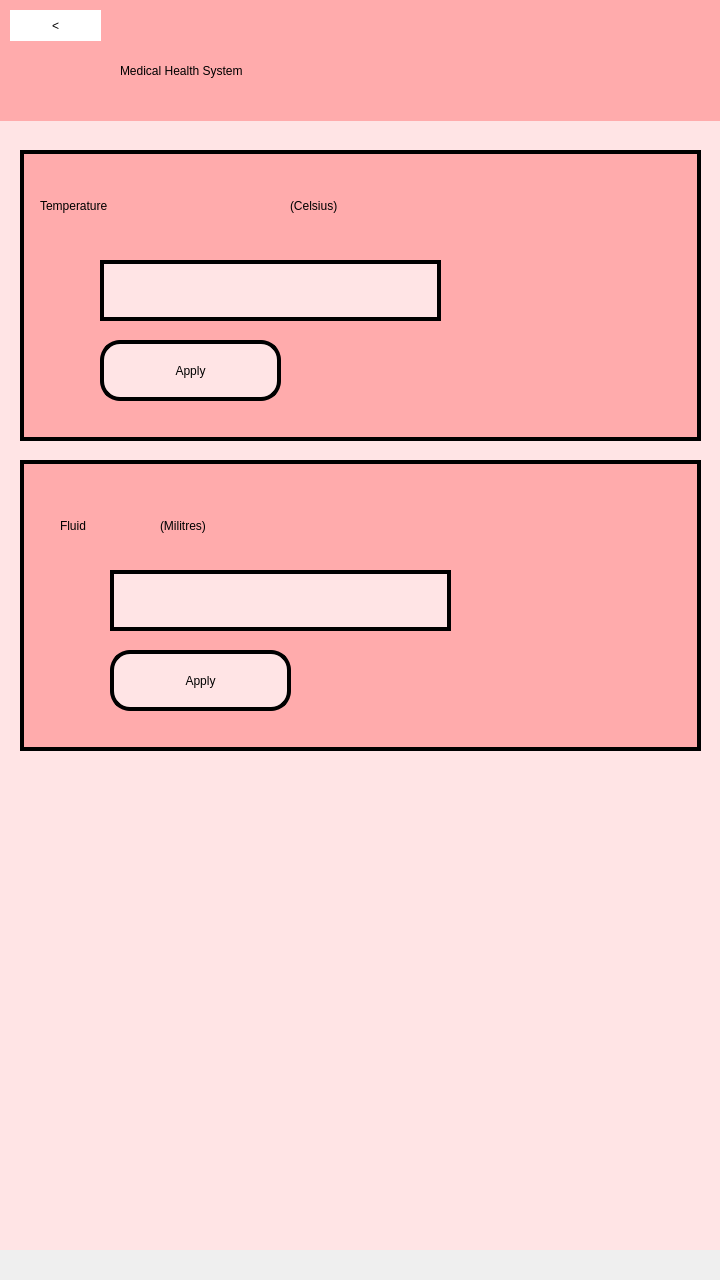
Before: the Qt Designer form UI/Input_Body_Info.ui in NaryanSambhi/CSCN72030---Sec3---Group2, drawn with Qt 5.
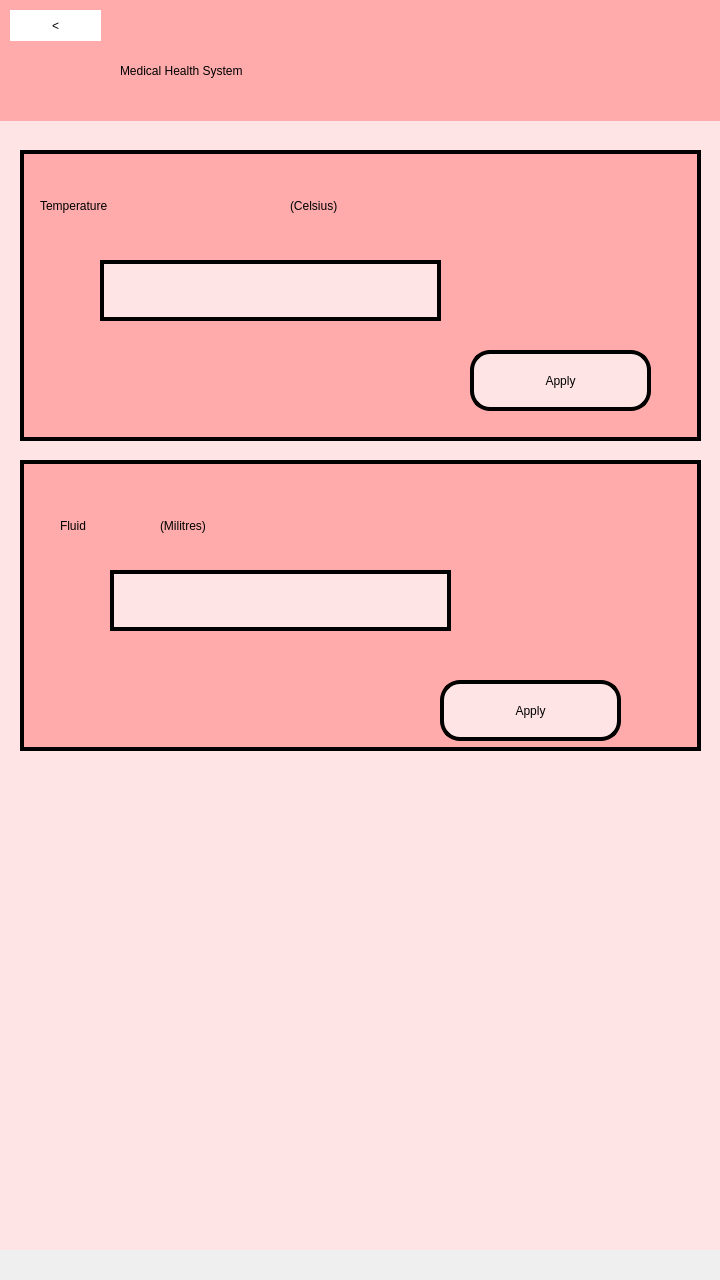
After: the same form once the commit is applied. Icons and pictures are not drawn.

Patch:
```diff
--- a/UI/Input_Body_Info.ui
+++ b/UI/Input_Body_Info.ui
@@ -43,8 +43,8 @@
      <widget class="QPushButton" name="Apply_Temperature">
       <property name="geometry">
        <rect>
-        <x>80</x>
-        <y>190</y>
+        <x>450</x>
+        <y>200</y>
         <width>181</width>
         <height>61</height>
        </rect>
@@ -151,8 +151,8 @@
      <widget class="QLabel" name="TempratureError">
       <property name="geometry">
        <rect>
-        <x>290</x>
-        <y>230</y>
+        <x>80</x>
+        <y>190</y>
         <width>331</width>
         <height>31</height>
        </rect>
@@ -223,8 +223,8 @@
      <widget class="QPushButton" name="Apply_Fluid">
       <property name="geometry">
        <rect>
-        <x>90</x>
-        <y>190</y>
+        <x>420</x>
+        <y>220</y>
         <width>181</width>
         <height>61</height>
        </rect>
@@ -299,8 +299,8 @@
      <widget class="QLabel" name="FluidError">
       <property name="geometry">
        <rect>
-        <x>300</x>
-        <y>230</y>
+        <x>60</x>
+        <y>190</y>
         <width>331</width>
         <height>31</height>
        </rect>
```
Left out of the diff: 26 changed lines with no effect on the pictures.
